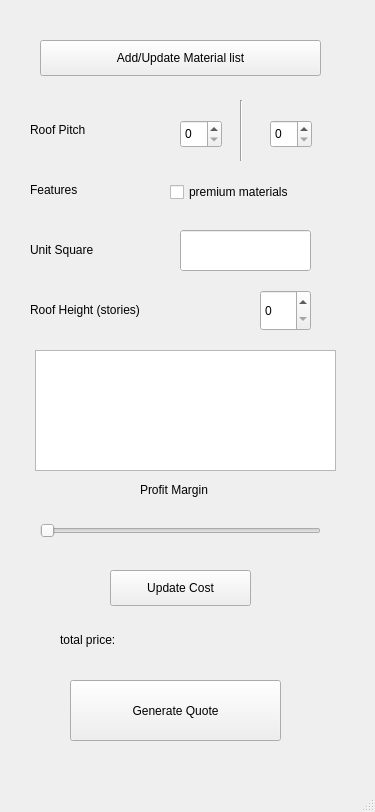
This is mainwindow.ui in tcolwell95/Ascend_Quoting_Sys as Qt 5 draws it before an edit. The edited form follows.
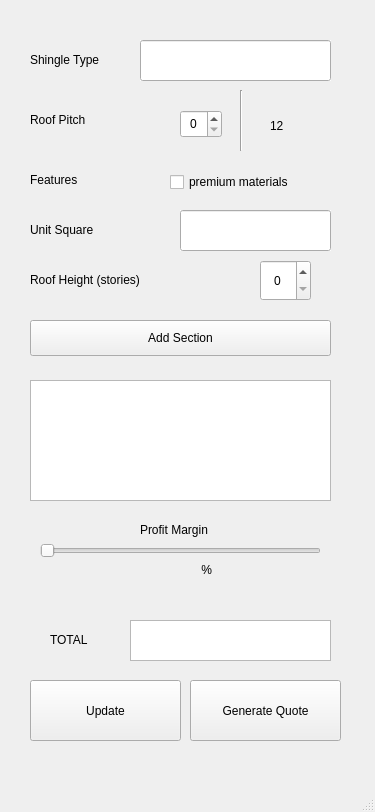
This is the edited form.

Commit message: push as of 12.17.20 at 4:31

```diff
--- a/mainwindow.ui
+++ b/mainwindow.ui
@@ -18,7 +18,7 @@
     <property name="geometry">
      <rect>
       <x>30</x>
-      <y>120</y>
+      <y>110</y>
       <width>62</width>
       <height>20</height>
      </rect>
@@ -31,7 +31,7 @@
     <property name="geometry">
      <rect>
       <x>30</x>
-      <y>240</y>
+      <y>220</y>
       <width>81</width>
       <height>20</height>
      </rect>
@@ -44,8 +44,8 @@
     <property name="geometry">
      <rect>
       <x>180</x>
-      <y>230</y>
-      <width>131</width>
+      <y>210</y>
+      <width>151</width>
       <height>41</height>
      </rect>
     </property>
@@ -58,12 +58,15 @@
     <property name="text">
      <string/>
     </property>
+    <property name="alignment">
+     <set>Qt::AlignRight|Qt::AlignTrailing|Qt::AlignVCenter</set>
+    </property>
    </widget>
    <widget class="QLabel" name="label_3">
     <property name="geometry">
      <rect>
       <x>30</x>
-      <y>300</y>
+      <y>270</y>
       <width>131</width>
       <height>20</height>
      </rect>
@@ -75,21 +78,27 @@
    <widget class="QPushButton" name="pushButton">
     <property name="geometry">
      <rect>
-      <x>70</x>
+      <x>190</x>
       <y>680</y>
-      <width>211</width>
+      <width>151</width>
       <height>61</height>
      </rect>
     </property>
     <property name="text">
      <string>Generate Quote</string>
     </property>
+    <property name="autoDefault">
+     <bool>false</bool>
+    </property>
+    <property name="default">
+     <bool>false</bool>
+    </property>
    </widget>
    <widget class="QCheckBox" name="checkBox">
     <property name="geometry">
      <rect>
       <x>170</x>
-      <y>180</y>
+      <y>170</y>
       <width>141</width>
       <height>24</height>
      </rect>
@@ -98,41 +107,18 @@
      <string>premium materials</string>
     </property>
    </widget>
-   <widget class="QPushButton" name="pushButton_2">
+   <widget class="QSlider" name="profitSlider">
     <property name="geometry">
      <rect>
       <x>40</x>
-      <y>40</y>
-      <width>281</width>
-      <height>36</height>
-     </rect>
-    </property>
-    <property name="text">
-     <string>Add/Update Material list</string>
-    </property>
-   </widget>
-   <widget class="QPushButton" name="pushButton_3">
-    <property name="geometry">
-     <rect>
-      <x>110</x>
-      <y>570</y>
-      <width>141</width>
-      <height>36</height>
-     </rect>
-    </property>
-    <property name="text">
-     <string>Update Cost</string>
-    </property>
-   </widget>
-   <widget class="QSlider" name="horizontalSlider">
-    <property name="geometry">
-     <rect>
-      <x>40</x>
-      <y>520</y>
+      <y>540</y>
       <width>281</width>
       <height>22</height>
      </rect>
     </property>
+    <property name="maximum">
+     <number>25</number>
+    </property>
     <property name="orientation">
      <enum>Qt::Horizontal</enum>
     </property>
@@ -141,17 +127,20 @@
     <property name="geometry">
      <rect>
       <x>260</x>
-      <y>290</y>
+      <y>260</y>
       <width>51</width>
       <height>41</height>
      </rect>
     </property>
+    <property name="alignment">
+     <set>Qt::AlignCenter</set>
+    </property>
    </widget>
    <widget class="QLabel" name="label_4">
     <property name="geometry">
      <rect>
       <x>140</x>
-      <y>480</y>
+      <y>520</y>
       <width>91</width>
       <height>20</height>
      </rect>
@@ -160,34 +149,24 @@
      <string>Profit Margin</string>
     </property>
    </widget>
-   <widget class="QLabel" name="label_5">
-    <property name="geometry">
-     <rect>
-      <x>60</x>
-      <y>630</y>
-      <width>221</width>
-      <height>20</height>
-     </rect>
-    </property>
-    <property name="text">
-     <string>total price: </string>
-    </property>
-   </widget>
-   <widget class="QSpinBox" name="spinBox_2">
+   <widget class="QSpinBox" name="pitchNumerator">
     <property name="geometry">
      <rect>
       <x>180</x>
-      <y>120</y>
+      <y>110</y>
       <width>42</width>
       <height>28</height>
      </rect>
     </property>
+    <property name="alignment">
+     <set>Qt::AlignCenter</set>
+    </property>
    </widget>
    <widget class="Line" name="line">
     <property name="geometry">
      <rect>
       <x>240</x>
-      <y>100</y>
+      <y>90</y>
       <width>3</width>
       <height>61</height>
      </rect>
@@ -196,21 +175,11 @@
      <enum>Qt::Vertical</enum>
     </property>
    </widget>
-   <widget class="QSpinBox" name="spinBox_3">
-    <property name="geometry">
-     <rect>
-      <x>270</x>
-      <y>120</y>
-      <width>42</width>
-      <height>28</height>
-     </rect>
-    </property>
-   </widget>
    <widget class="QLabel" name="label_6">
     <property name="geometry">
      <rect>
       <x>30</x>
-      <y>180</y>
+      <y>170</y>
       <width>62</width>
       <height>20</height>
      </rect>
@@ -219,16 +188,129 @@
      <string>Features</string>
     </property>
    </widget>
-   <widget class="QListView" name="listView">
+   <widget class="QListWidget" name="roof_List">
     <property name="geometry">
      <rect>
-      <x>35</x>
-      <y>350</y>
+      <x>30</x>
+      <y>380</y>
       <width>301</width>
       <height>121</height>
      </rect>
     </property>
    </widget>
+   <widget class="QLabel" name="label_7">
+    <property name="geometry">
+     <rect>
+      <x>270</x>
+      <y>110</y>
+      <width>62</width>
+      <height>31</height>
+     </rect>
+    </property>
+    <property name="text">
+     <string>12</string>
+    </property>
+   </widget>
+   <widget class="QLabel" name="label_8">
+    <property name="geometry">
+     <rect>
+      <x>30</x>
+      <y>50</y>
+      <width>81</width>
+      <height>20</height>
+     </rect>
+    </property>
+    <property name="text">
+     <string>Shingle Type</string>
+    </property>
+   </widget>
+   <widget class="QLineEdit" name="shingletype">
+    <property name="geometry">
+     <rect>
+      <x>140</x>
+      <y>40</y>
+      <width>191</width>
+      <height>41</height>
+     </rect>
+    </property>
+    <property name="layoutDirection">
+     <enum>Qt::RightToLeft</enum>
+    </property>
+    <property name="autoFillBackground">
+     <bool>true</bool>
+    </property>
+    <property name="text">
+     <string/>
+    </property>
+    <property name="alignment">
+     <set>Qt::AlignRight|Qt::AlignTrailing|Qt::AlignVCenter</set>
+    </property>
+   </widget>
+   <widget class="QPushButton" name="updateButton">
+    <property name="geometry">
+     <rect>
+      <x>30</x>
+      <y>680</y>
+      <width>151</width>
+      <height>61</height>
+     </rect>
+    </property>
+    <property name="text">
+     <string>Update</string>
+    </property>
+   </widget>
+   <widget class="QPushButton" name="addSection">
+    <property name="geometry">
+     <rect>
+      <x>30</x>
+      <y>320</y>
+      <width>301</width>
+      <height>36</height>
+     </rect>
+    </property>
+    <property name="text">
+     <string>Add Section</string>
+    </property>
+   </widget>
+   <widget class="QLabel" name="label_5">
+    <property name="geometry">
+     <rect>
+      <x>50</x>
+      <y>630</y>
+      <width>62</width>
+      <height>20</height>
+     </rect>
+    </property>
+    <property name="text">
+     <string>TOTAL</string>
+    </property>
+   </widget>
+   <widget class="QListView" name="totalView">
+    <property name="geometry">
+     <rect>
+      <x>130</x>
+      <y>620</y>
+      <width>201</width>
+      <height>41</height>
+     </rect>
+    </property>
+   </widget>
+   <widget class="QLabel" name="profit_label">
+    <property name="geometry">
+     <rect>
+      <x>150</x>
+      <y>560</y>
+      <width>62</width>
+      <height>20</height>
+     </rect>
+    </property>
+    <property name="text">
+     <string>%</string>
+    </property>
+    <property name="alignment">
+     <set>Qt::AlignRight|Qt::AlignTrailing|Qt::AlignVCenter</set>
+    </property>
+   </widget>
   </widget>
   <widget class="QMenuBar" name="menubar">
    <property name="geometry">
```
Left out of the diff: 8 changed lines with no effect on the pictures. The commit also changes 4 other files.
